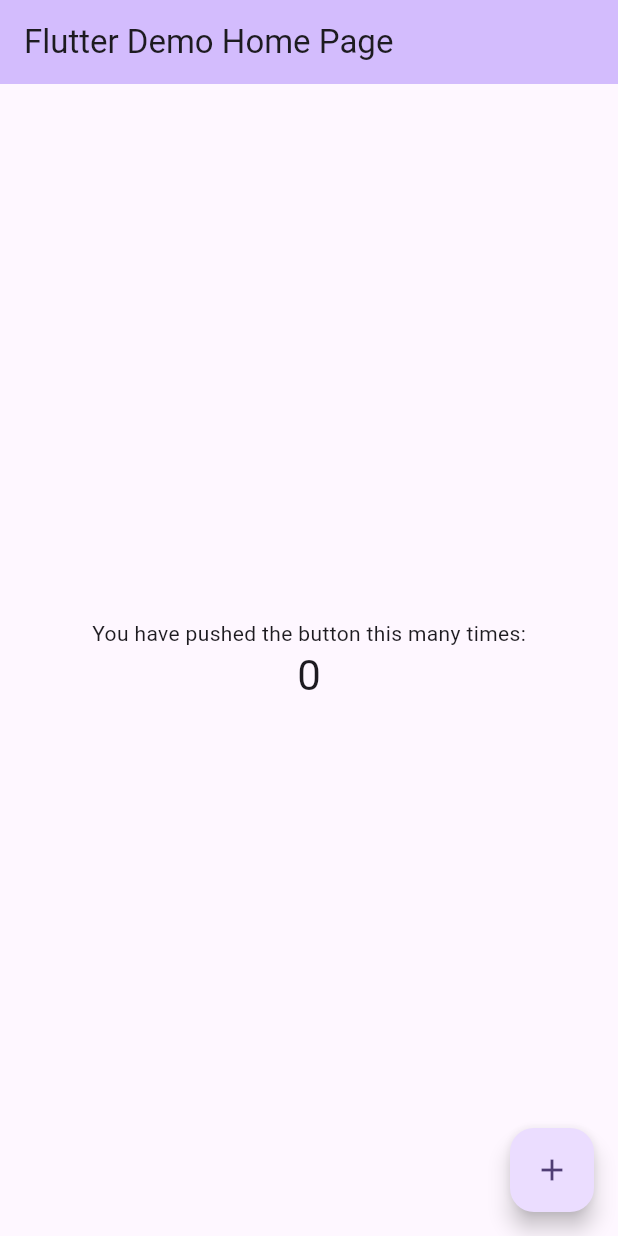
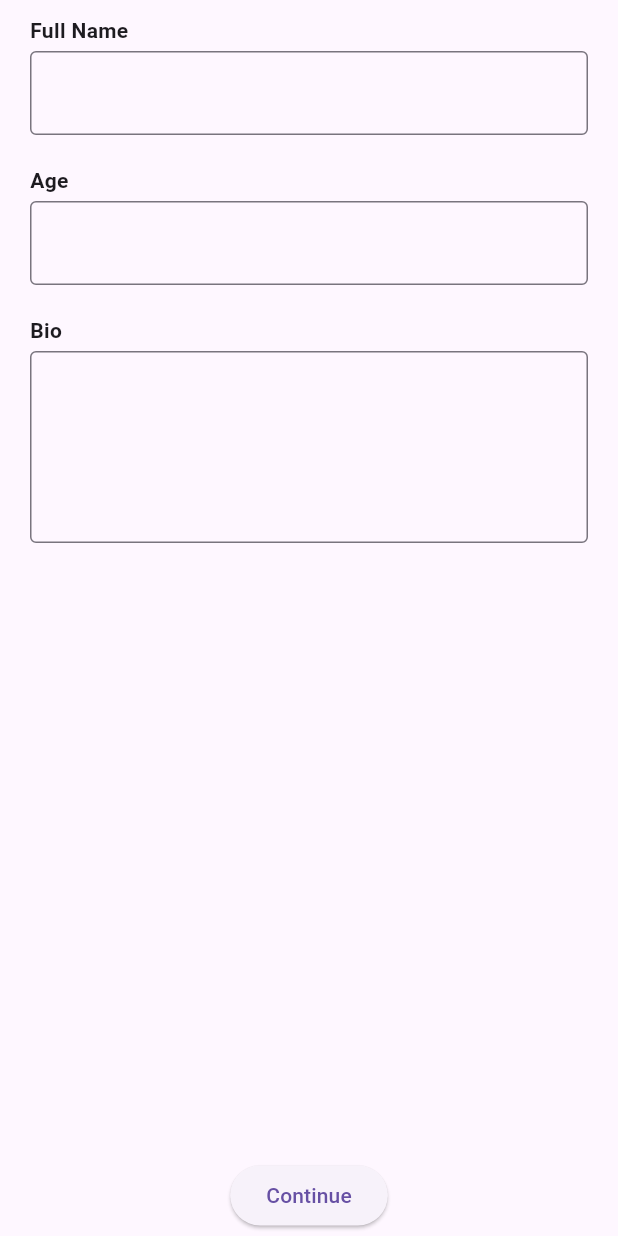
Before and after one commit to susomshrestha/profile_builder, a Flutter app: the screen it shows after launch, on a phone screen of 412 x 824 dp. Run offline on Flutter 3.47's test engine with Material 3 defaults, Android fonts, the phone set to English and light mode, and no system bars.

Commit message:
implement profile builder page - add form for profile builder - add text fields - add continue button with navigate functionality

```diff
--- a/lib/main.dart
+++ b/lib/main.dart
@@ -1,4 +1,5 @@
 import 'package:flutter/material.dart';
+import 'package:profile_builder/pages/profile_builder.dart';
 
 void main() {
   runApp(const MyApp());
@@ -7,119 +8,11 @@
 class MyApp extends StatelessWidget {
   const MyApp({super.key});
 
-  // This widget is the root of your application.
   @override
   Widget build(BuildContext context) {
-    return MaterialApp(
-      title: 'Flutter Demo',
-      theme: ThemeData(
-        // This is the theme of your application.
-        //
-        // TRY THIS: Try running your application with "flutter run". You'll see
-        // the application has a purple toolbar. Then, without quitting the app,
-        // try changing the seedColor in the colorScheme below to Colors.green
-        // and then invoke "hot reload" (save your changes or press the "hot
-        // reload" button in a Flutter-supported IDE, or press "r" if you used
-        // the command line to start the app).
-        //
-        // Notice that the counter didn't reset back to zero; the application
-        // state is not lost during the reload. To reset the state, use hot
-        // restart instead.
-        //
-        // This works for code too, not just values: Most code changes can be
-        // tested with just a hot reload.
-        colorScheme: ColorScheme.fromSeed(seedColor: Colors.deepPurple),
-        useMaterial3: true,
-      ),
-      home: const MyHomePage(title: 'Flutter Demo Home Page'),
+    return const MaterialApp(
+      debugShowCheckedModeBanner: false,
+      home: ProfileBuilderPage()
     );
   }
 }
-
-class MyHomePage extends StatefulWidget {
-  const MyHomePage({super.key, required this.title});
-
-  // This widget is the home page of your application. It is stateful, meaning
-  // that it has a State object (defined below) that contains fields that affect
-  // how it looks.
-
-  // This class is the configuration for the state. It holds the values (in this
-  // case the title) provided by the parent (in this case the App widget) and
-  // used by the build method of the State. Fields in a Widget subclass are
-  // always marked "final".
-
-  final String title;
-
-  @override
-  State<MyHomePage> createState() => _MyHomePageState();
-}
-
-class _MyHomePageState extends State<MyHomePage> {
-  int _counter = 0;
-
-  void _incrementCounter() {
-    setState(() {
-      // This call to setState tells the Flutter framework that something has
-      // changed in this State, which causes it to rerun the build method below
-      // so that the display can reflect the updated values. If we changed
-      // _counter without calling setState(), then the build method would not be
-      // called again, and so nothing would appear to happen.
-      _counter++;
-    });
-  }
-
-  @override
-  Widget build(BuildContext context) {
-    // This method is rerun every time setState is called, for instance as done
-    // by the _incrementCounter method above.
-    //
-    // The Flutter framework has been optimized to make rerunning build methods
-    // fast, so that you can just rebuild anything that needs updating rather
-    // than having to individually change instances of widgets.
-    return Scaffold(
-      appBar: AppBar(
-        // TRY THIS: Try changing the color here to a specific color (to
-        // Colors.amber, perhaps?) and trigger a hot reload to see the AppBar
-        // change color while the other colors stay the same.
-        backgroundColor: Theme.of(context).colorScheme.inversePrimary,
-        // Here we take the value from the MyHomePage object that was created by
-        // the App.build method, and use it to set our appbar title.
-        title: Text(widget.title),
-      ),
-      body: Center(
-        // Center is a layout widget. It takes a single child and positions it
-        // in the middle of the parent.
-        child: Column(
-          // Column is also a layout widget. It takes a list of children and
-          // arranges them vertically. By default, it sizes itself to fit its
-          // children horizontally, and tries to be as tall as its parent.
-          //
-          // Column has various properties to control how it sizes itself and
-          // how it positions its children. Here we use mainAxisAlignment to
-          // center the children vertically; the main axis here is the vertical
-          // axis because Columns are vertical (the cross axis would be
-          // horizontal).
-          //
-          // TRY THIS: Invoke "debug painting" (choose the "Toggle Debug Paint"
-          // action in the IDE, or press "p" in the console), to see the
-          // wireframe for each widget.
-          mainAxisAlignment: MainAxisAlignment.center,
-          children: <Widget>[
-            const Text(
-              'You have pushed the button this many times:',
-            ),
-            Text(
-              '$_counter',
-              style: Theme.of(context).textTheme.headlineMedium,
-            ),
-          ],
-        ),
-      ),
-      floatingActionButton: FloatingActionButton(
-        onPressed: _incrementCounter,
-        tooltip: 'Increment',
-        child: const Icon(Icons.add),
-      ), // This trailing comma makes auto-formatting nicer for build methods.
-    );
-  }
-}
--- /dev/null
+++ b/lib/pages/profile.dart
@@ -0,0 +1,10 @@
+import 'package:flutter/material.dart';
+
+class Profile extends StatelessWidget {
+  const Profile({super.key});
+
+  @override
+  Widget build(BuildContext context) {
+    return Text('Profile');
+  }
+}
--- /dev/null
+++ b/lib/pages/profile_builder.dart
@@ -0,0 +1,141 @@
+import "package:flutter/material.dart";
+import "package:flutter/services.dart";
+import "package:profile_builder/pages/profile.dart";
+
+class ProfileBuilderPage extends StatelessWidget {
+  const ProfileBuilderPage({super.key});
+
+  @override
+  Widget build(BuildContext context) {
+    return const Scaffold(body: ProfileForm());
+  }
+}
+
+class ProfileForm extends StatefulWidget {
+  const ProfileForm({super.key});
+
+  @override
+  State<ProfileForm> createState() => _ProfileFormState();
+}
+
+class _ProfileFormState extends State<ProfileForm> {
+  final _formKey = GlobalKey<FormState>();
+
+  @override
+  Widget build(BuildContext context) {
+    return Form(
+      key: _formKey,
+      child: Column(
+        children: [
+          Expanded(
+              child: Column(
+            children: [
+              Padding(
+                padding:
+                    const EdgeInsets.symmetric(vertical: 10, horizontal: 20),
+                child: Column(
+                  crossAxisAlignment: CrossAxisAlignment.start,
+                  children: [
+                    const LabelText(text: 'Full Name'),
+                    TextFormField(
+                      validator: (value) {
+                        if (value == null || value.isEmpty) {
+                          return 'Full Name is required';
+                        }
+                        return null;
+                      },
+                      decoration:
+                          const InputDecoration(border: OutlineInputBorder()),
+                    ),
+                  ],
+                ),
+              ),
+              Padding(
+                padding:
+                    const EdgeInsets.symmetric(vertical: 10, horizontal: 20),
+                child: Column(
+                  crossAxisAlignment: CrossAxisAlignment.start,
+                  children: [
+                    const LabelText(text: 'Age'),
+                    TextFormField(
+                      keyboardType: TextInputType.number,
+                      validator: (value) {
+                        if (value == null || value.isEmpty) {
+                          return 'Age is required';
+                        }
+                        return null;
+                      },
+                      inputFormatters: [FilteringTextInputFormatter.digitsOnly],
+                      decoration:
+                          const InputDecoration(border: OutlineInputBorder()),
+                    ),
+                  ],
+                ),
+              ),
+              Padding(
+                padding:
+                    const EdgeInsets.symmetric(vertical: 10, horizontal: 20),
+                child: Column(
+                  crossAxisAlignment: CrossAxisAlignment.start,
+                  children: [
+                    const LabelText(text: 'Bio'),
+                    TextFormField(
+                      maxLines: 4,
+                      validator: (value) {
+                        if (value == null || value.isEmpty) {
+                          return 'Bio is required';
+                        }
+                        return null;
+                      },
+                      decoration:
+                          const InputDecoration(border: OutlineInputBorder()),
+                    ),
+                  ],
+                ),
+              ),
+            ],
+          )),
+          Padding(
+            padding: const EdgeInsets.all(3),
+            child: ElevatedButton(
+              child: const Text('Continue'),
+              onPressed: () {
+                if (_formKey.currentState!.validate()) {
+                  // If the form is valid, navigate to profile screen
+                  ScaffoldMessenger.of(context).showSnackBar(
+                    const SnackBar(content: Text('Processing Data')),
+                  );
+                  Navigator.push(
+                    context,
+                    MaterialPageRoute(
+                        builder: (context) => const Profile()),
+                  );
+                }
+              },
+            ),
+          )
+        ],
+      ),
+    );
+  }
+}
+
+class LabelText extends StatelessWidget {
+  final String text;
+
+  const LabelText({
+    super.key,
+    required this.text,
+  });
+
+  @override
+  Widget build(BuildContext context) {
+    return Padding(
+      padding: const EdgeInsets.only(bottom: 4),
+      child: Text(
+        text,
+        style: const TextStyle(fontWeight: FontWeight.bold),
+      ),
+    );
+  }
+}
```
